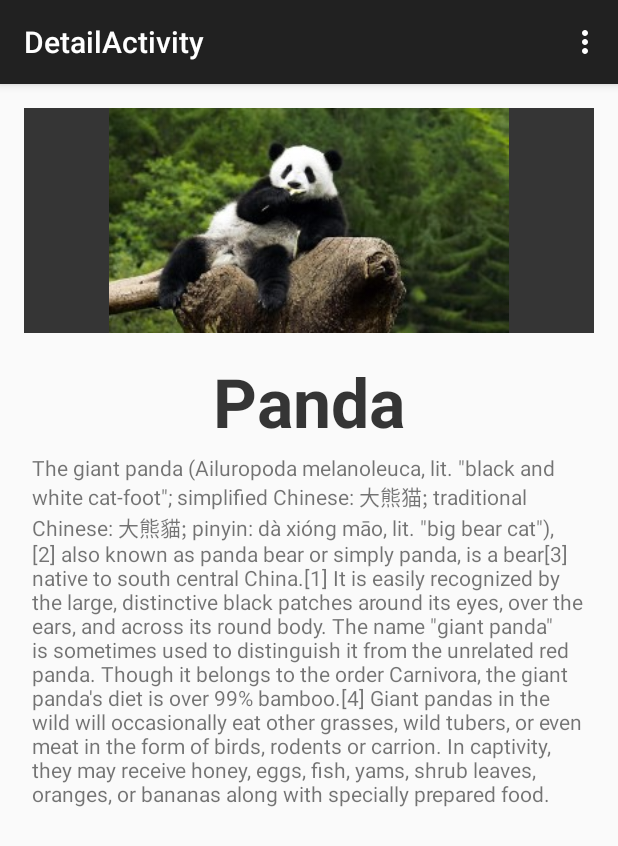
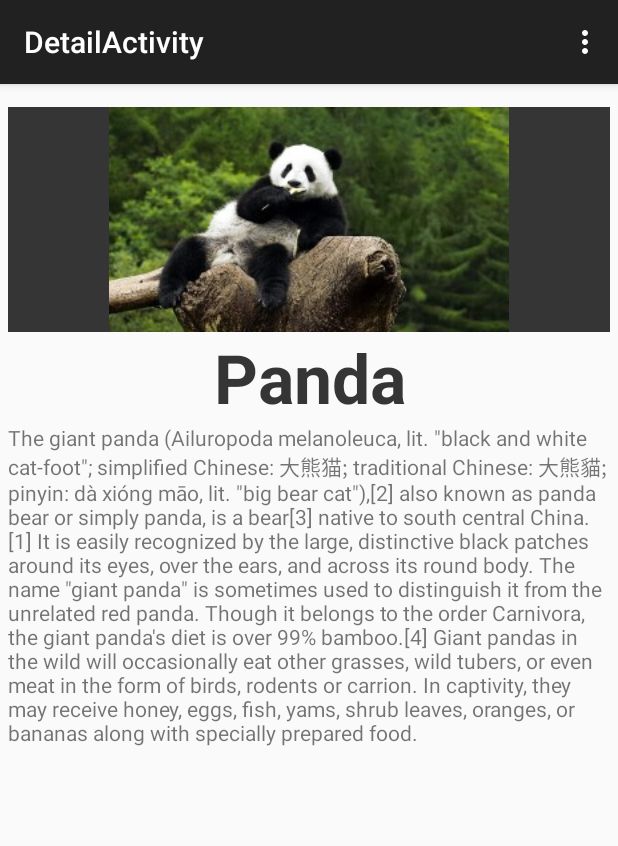
Before and after one commit to ngaini/ZooDirectory, an Android app: the screen it shows after launch (DetailActivity), after a tap on "Panda", on a phone screen of 412 x 824 dp. Shown: the top 846 px of the screen. Run offline under Robolectric (Android 15) with nearby library versions, the phone set to English and light mode, and no system bars.

Commit message:
fix scrollable text view for details

```diff
--- a/app/src/main/AndroidManifest.xml
+++ b/app/src/main/AndroidManifest.xml
@@ -20,6 +20,10 @@
             android:name=".DetailActivity"
             android:label="@string/title_activity_detail" >
         </activity>
+        <activity
+            android:name=".InformationActivity"
+            android:label="@string/title_activity_information" >
+        </activity>
     </application>
 
 </manifest>
--- a/app/src/main/res/layout/activity_detail.xml
+++ b/app/src/main/res/layout/activity_detail.xml
@@ -1,50 +1,53 @@
-<LinearLayout xmlns:android="http://schemas.android.com/apk/res/android"
-    xmlns:tools="http://schemas.android.com/tools" android:layout_width="match_parent"
-    android:layout_height="match_parent" android:paddingLeft="@dimen/activity_horizontal_margin"
-    android:paddingRight="@dimen/activity_horizontal_margin"
-    android:paddingTop="@dimen/activity_vertical_margin"
-    android:paddingBottom="@dimen/activity_vertical_margin"
+<ScrollView
+    xmlns:android="http://schemas.android.com/apk/res/android"
+    xmlns:tools="http://schemas.android.com/tools"
+    android:layout_width="match_parent"
+    android:layout_height="match_parent">
+
+
+
+
+
+    <LinearLayout
+        android:layout_width="match_parent"
+        android:layout_height="match_parent"
         android:orientation="vertical"
-
-    tools:context="com.ngaini.zoodirectory.DetailActivity">
+        android:gravity="center"
+        android:padding="5dp"
+        android:layout_marginTop="10dp"
+        android:paddingBottom="15dp"
+        >
 
         <ImageView
             android:layout_width="match_parent"
             android:layout_height="150dp"
-
-
+            android:maxHeight="150dp"
             android:src="@drawable/polar_bear"
             android:id="@+id/detailActivity_animal_image"
-        android:maxHeight="150dp"
             android:background="#c9000000"
-
+            android:layout_weight="1.2"
             />
-
-        <LinearLayout
+        <TextView
             android:layout_width="match_parent"
-            android:layout_height="370dp"
-            android:orientation="vertical"
-            android:gravity="center"
-            android:padding="5dp"
-            android:layout_marginTop="10dp">
-            <TextView
-                android:layout_width="wrap_content"
             android:layout_height="wrap_content"
             android:layout_gravity="center_horizontal|center"
+
             android:id="@+id/detailActivity_animal_name"
             android:textAppearance="?android:attr/textAppearanceLarge"
             android:textSize="45dp"
             android:textStyle="bold"
             android:textColor="#c9000000"
             android:text="Hello"
-                android:gravity="left"
+            android:gravity="center"
             android:layout_weight="0.3"
             />
         <TextView
             android:layout_width="match_parent"
             android:layout_height="wrap_content"
-                android:layout_weight="3.7"
-                android:id="@+id/detailActivity_animal_description"/>
+            android:layout_weight="2.5"
+            android:id="@+id/detailActivity_animal_description"
+            android:paddingBottom="20dp"
+            />
 
 
     </LinearLayout>
@@ -52,4 +55,6 @@
 
 
 
-</LinearLayout>
+
+
+</ScrollView>
--- a/app/src/main/res/values/strings.xml
+++ b/app/src/main/res/values/strings.xml
@@ -5,5 +5,6 @@
     <string name="hello_world">Hello world!</string>
     <string name="action_settings">Settings</string>
     <string name="title_activity_detail">DetailActivity</string>
+    <string name="title_activity_information">InformationActivity</string>
 
 </resources>
```
Also changed, not shown: app/src/main/java/com/ngaini/zoodirectory/InformationActivity.java (added, +39 -0 lines), app/src/main/res/layout/activity_information.xml (added, +40 -0 lines), app/src/main/res/menu/menu_information.xml (added, +7 -0 lines). Lines whose indentation alone changed are shown as unchanged.
